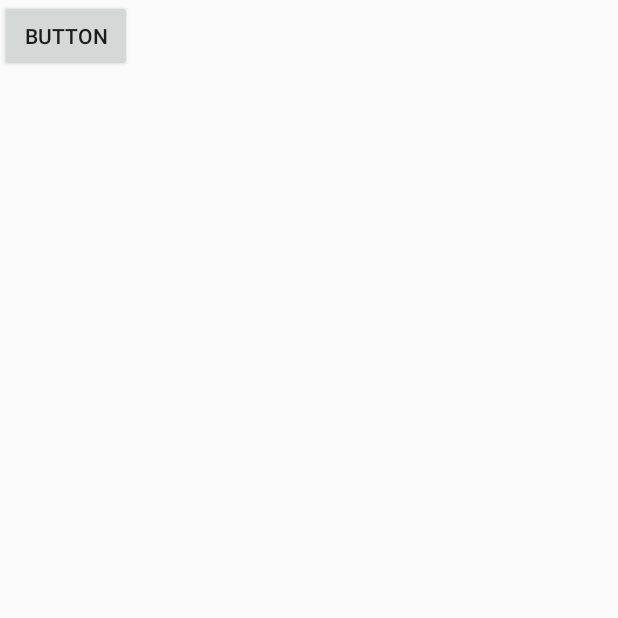
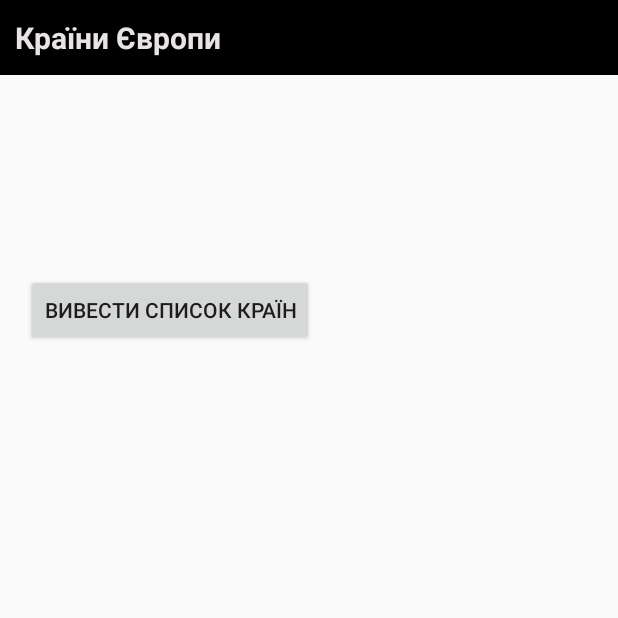
Before and after one commit to quietix/Mobile_Labs, an Android app: the screen it shows after launch (MainActivity), on a phone screen of 412 x 824 dp, the top half of it. Run offline under Robolectric (Android 15) with nearby library versions, the light colour scheme and no system bars.

Commit message:
screen_1 is ready

```diff
--- a/app/src/main/res/layout/screen_1.xml
+++ b/app/src/main/res/layout/screen_1.xml
@@ -1,5 +1,6 @@
 <?xml version="1.0" encoding="utf-8"?>
 <androidx.constraintlayout.widget.ConstraintLayout xmlns:android="http://schemas.android.com/apk/res/android"
+    xmlns:app="http://schemas.android.com/apk/res-auto"
     xmlns:tools="http://schemas.android.com/tools"
     android:layout_width="match_parent"
     android:layout_height="match_parent">
@@ -9,7 +10,60 @@
         android:id="@+id/button"
         android:layout_width="wrap_content"
         android:layout_height="wrap_content"
-        android:text="Button"
-        tools:layout_editor_absoluteX="90dp"
-        tools:layout_editor_absoluteY="243dp" />
+        android:layout_marginTop="20dp"
+        android:text="Вивести список країн"
+        app:layout_constraintEnd_toEndOf="parent"
+        app:layout_constraintHorizontal_bias="0.0"
+        app:layout_constraintStart_toStartOf="@+id/guideline"
+        app:layout_constraintTop_toBottomOf="@+id/textView" />
+
+    <TextView
+        android:id="@+id/textView"
+        android:layout_width="wrap_content"
+        android:layout_height="wrap_content"
+        android:layout_marginTop="88dp"
+        android:textColor="#000000"
+        android:textSize="18dp"
+        app:layout_constraintEnd_toEndOf="parent"
+        app:layout_constraintHorizontal_bias="0.0"
+        app:layout_constraintStart_toStartOf="@+id/guideline"
+        app:layout_constraintTop_toTopOf="@+id/guideline2" />
+
+    <androidx.constraintlayout.widget.Guideline
+        android:id="@+id/guideline"
+        android:layout_width="wrap_content"
+        android:layout_height="wrap_content"
+        android:orientation="vertical"
+        app:layout_constraintGuide_end="395dp" />
+
+    <androidx.constraintlayout.widget.Guideline
+        android:id="@+id/guideline2"
+        android:layout_width="wrap_content"
+        android:layout_height="wrap_content"
+        android:orientation="horizontal"
+        app:layout_constraintGuide_begin="50dp" />
+
+    <androidx.constraintlayout.widget.Guideline
+        android:id="@+id/guideline3"
+        android:layout_width="wrap_content"
+        android:layout_height="wrap_content"
+        android:orientation="vertical"
+        app:layout_constraintGuide_end="16dp" />
+
+    <TextView
+        android:id="@+id/textView2"
+        android:layout_width="0dp"
+        android:layout_height="0dp"
+        android:background="#000000"
+        android:gravity="center|start"
+        android:paddingLeft="10dp"
+        android:text="Країни Європи"
+        android:textColor="#E8E4E4"
+        android:textSize="20dp"
+        android:textStyle="bold"
+        app:layout_constraintBottom_toTopOf="@+id/guideline2"
+        app:layout_constraintEnd_toEndOf="parent"
+        app:layout_constraintStart_toStartOf="parent"
+        app:layout_constraintTop_toTopOf="parent" />
+
 </androidx.constraintlayout.widget.ConstraintLayout>
```
